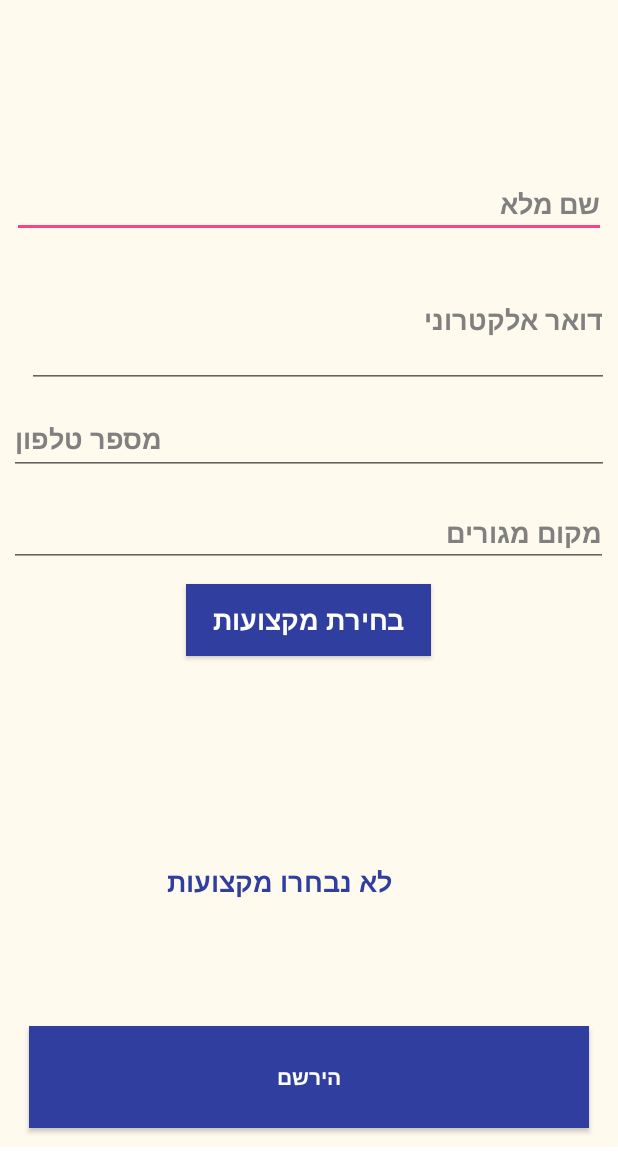
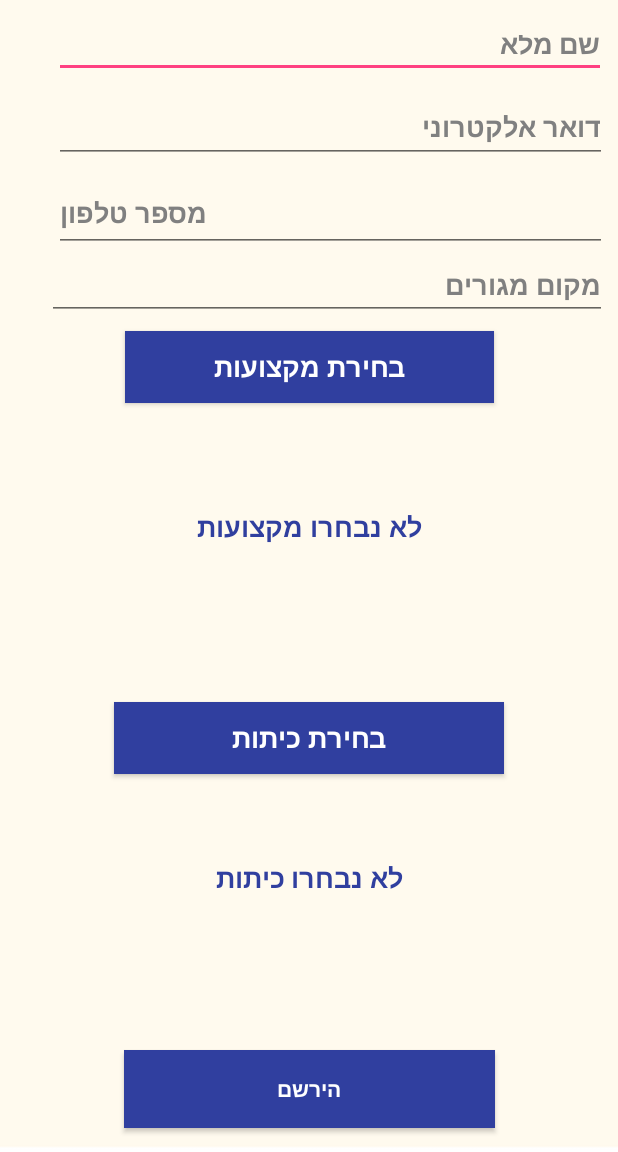
Before and after one commit to kadibibas/Limodim, an Android app: the Register screen opened directly, with no data from a screen before it, on a phone screen of 412 x 824 dp, the part 84-1236 px from its top. Run offline under Robolectric (Android 15) with nearby library versions, the phone set to English and light mode, and no system bars; our stand-ins replace Volley.

Commit message:
הוספת בחירה של כיתות לדף הרשמה

```diff
--- a/app/src/main/java/com/example/kadibibas/limodim/Login.java
+++ b/app/src/main/java/com/example/kadibibas/limodim/Login.java
@@ -2,6 +2,7 @@ package com.example.kadibibas.limodim;
 
 import android.app.Activity;
 import android.content.Intent;
+import android.content.res.Resources;
 import android.support.v7.app.AppCompatActivity;
 import android.os.Bundle;
 import android.view.View;
@@ -17,11 +18,13 @@ import com.facebook.FacebookSdk;
 import com.facebook.login.LoginManager;
 import com.facebook.login.LoginResult;
 import com.facebook.login.widget.LoginButton;
+import com.facebook.login.widget.ProfilePictureView;
 
 public class Login extends Activity {
     TextView tvStatus;
     LoginButton login_button;
     CallbackManager callbackManager;
+    private ProfilePictureView mProfilePic;
 
 
     @Override
@@ -32,6 +35,7 @@ public class Login extends Activity {
         setContentView(R.layout.activity_login);
         initiallzeControls();
         loginWithFB();
+
 
 
 
--- a/app/src/main/java/com/example/kadibibas/limodim/Register.java
+++ b/app/src/main/java/com/example/kadibibas/limodim/Register.java
@@ -21,13 +21,19 @@ import org.json.JSONObject;
 import java.util.ArrayList;
 
 public class Register extends Activity {
-
+    //pro
     Button cPro;
     TextView mItemSelected;
     String[] listItems;
     boolean[] checkedItems;
     ArrayList<Integer> mUserItems= new ArrayList<>();
 
+    //class
+    Button cClass;
+    TextView cItemSelected;
+    String[] listClass;
+    boolean[] checkedItems2;
+    ArrayList<Integer> mUserCItems= new ArrayList<>();
 
     @Override
     protected void onCreate(Bundle savedInstanceState) {
@@ -35,11 +41,19 @@ public class Register extends Activity {
         requestWindowFeature(Window.FEATURE_NO_TITLE);
         setContentView(R.layout.activity_register);
 
+        //pro
         cPro = (Button) findViewById(R.id.choosePro);
         mItemSelected = (TextView) findViewById(R.id.tvItemSelected);
         listItems= getResources().getStringArray(R.array.ProItem);
         checkedItems= new boolean[listItems.length];
 
+        //class
+        cClass = (Button) findViewById(R.id.chooseClass);
+        cItemSelected = (TextView) findViewById(R.id.clItemSelected);
+        listClass= getResources().getStringArray(R.array.CItem);
+        checkedItems2= new boolean[listClass.length];
+
+        //pro
         cPro.setOnClickListener(new View.OnClickListener() {
             @Override
             public void onClick(View view) {
@@ -95,6 +109,63 @@ public class Register extends Activity {
             }
         });
 
+        //class
+        cClass.setOnClickListener(new View.OnClickListener() {
+            @Override
+            public void onClick(View view) {
+                AlertDialog.Builder mBuilder= new AlertDialog.Builder(Register.this);
+                mBuilder.setTitle("סמן את כיתות הלימוד");
+                mBuilder.setMultiChoiceItems(listClass, checkedItems2, new DialogInterface.OnMultiChoiceClickListener() {
+                    @Override
+                    public void onClick(DialogInterface dialogInterface, int position, boolean isChecked) {
+                        if (isChecked){
+                            if(! mUserCItems.contains(position)){
+                                mUserCItems.add(position);
+                            }
+                        }else if (mUserCItems.contains(position)){
+                            mUserCItems.remove(position);
+                        }
+                    }
+                });
+                mBuilder.setCancelable(false);
+                mBuilder.setPositiveButton("אשר", new DialogInterface.OnClickListener() {
+                    @Override
+                    public void onClick(DialogInterface dialogInterface, int which) {
+                        String item= "";
+                        for(int i=0;i<mUserCItems.size();i++ ){
+                            item = item + listClass[mUserCItems.get(i)];
+                            if(i != mUserCItems.size() -1){
+                                item = item + ", ";
+                            }
+                        }
+                        cItemSelected.setText(item);
+                    }
+                });
+
+                mBuilder.setNegativeButton("בטל", new DialogInterface.OnClickListener() {
+                    @Override
+                    public void onClick(DialogInterface dialogInterface, int i) {
+                        dialogInterface.dismiss();
+                    }
+                });
+
+                mBuilder.setNeutralButton("נקה הכל", new DialogInterface.OnClickListener() {
+                    @Override
+                    public void onClick(DialogInterface dialogInterface, int which) {
+                        for(int i = 0; i<checkedItems2.length; i++){
+                            checkedItems2[i]= false;
+                            mUserCItems.clear();
+                            cItemSelected.setText("לא נבחרו כיתות");
+                        }
+                    }
+                });
+                AlertDialog mDialog = mBuilder.create();
+                mDialog.show();
+
+            }
+        });
+
+
 
         final EditText etName = (EditText) findViewById(R.id.etName);
         final EditText etPassword = (EditText) findViewById(R.id.etpassword);
--- a/app/src/main/res/layout/activity_login.xml
+++ b/app/src/main/res/layout/activity_login.xml
@@ -179,4 +179,7 @@
         app:layout_constraintRight_toRightOf="parent"
         tools:layout_editor_absoluteX="26dp" />
 
+
+
+
 </android.support.constraint.ConstraintLayout>
--- a/app/src/main/res/layout/activity_register.xml
+++ b/app/src/main/res/layout/activity_register.xml
@@ -29,28 +29,23 @@
 
     <EditText
         android:id="@+id/etName"
-        android:layout_width="0dp"
-        android:layout_height="41dp"
+        android:layout_width="368dp"
+        android:layout_height="0dp"
         android:ems="10"
         android:hint="שם מלא"
         android:textColorHint="#808080"
         android:textStyle="bold"
         android:inputType="none"
         tools:layout_constraintRight_creator="1"
-        android:layout_marginStart="8dp"
         android:layout_marginEnd="8dp"
-        tools:layout_constraintLeft_creator="1"
         tools:layout_constraintTop_creator="1"
         app:layout_constraintRight_toRightOf="parent"
-        app:layout_constraintLeft_toLeftOf="parent"
-        android:layout_marginLeft="8dp"
         android:layout_marginRight="8dp"
-        app:layout_constraintHorizontal_bias="0.0"
         tools:layout_constraintBottom_creator="1"
-        app:layout_constraintBottom_toTopOf="@+id/etcity"
-        android:layout_marginTop="132dp"
-        android:layout_marginBottom="134dp"
-        app:layout_constraintTop_toTopOf="parent" />
+        app:layout_constraintBottom_toTopOf="@+id/etEmail"
+        android:layout_marginTop="13dp"
+        app:layout_constraintTop_toBottomOf="@+id/toolbar"
+        android:layout_marginBottom="9dp" />
 
     <EditText
         android:id="@+id/etPassword"
@@ -77,7 +72,7 @@
     <EditText
         android:id="@+id/etEmail"
         android:layout_width="0dp"
-        android:layout_height="0dp"
+        android:layout_height="47dp"
         android:ems="10"
         android:hint="דואר אלקטרוני"
         android:textColorHint="#808080"
@@ -85,25 +80,21 @@
         android:inputType="textEmailAddress"
         tools:layout_constraintRight_creator="1"
         tools:layout_constraintLeft_creator="1"
-        app:layout_constraintLeft_toLeftOf="@+id/etPassword"
-        android:layout_marginRight="6dp"
-        app:layout_constraintRight_toRightOf="parent"
+        tools:layout_constraintBottom_creator="1"
+        tools:layout_constraintTop_creator="1"
+        app:layout_constraintBottom_toTopOf="@+id/etcity"
+        app:layout_constraintRight_toRightOf="@+id/etPhone"
+        android:layout_marginTop="61dp"
+        app:layout_constraintTop_toBottomOf="@+id/toolbar"
+        android:layout_marginBottom="59dp"
+        app:layout_constraintLeft_toLeftOf="@+id/etPhone"
         app:layout_constraintHorizontal_bias="0.0"
-        tools:layout_constraintBottom_creator="1"
-        android:layout_marginEnd="6dp"
-        tools:layout_constraintTop_creator="1"
-        android:layout_marginStart="10dp"
-        android:layout_marginTop="10dp"
-        app:layout_constraintTop_toBottomOf="@+id/etName"
-        android:layout_marginBottom="10dp"
-        android:layout_marginLeft="10dp"
-        app:layout_constraintBottom_toTopOf="@+id/etPassword"
-        app:layout_constraintVertical_bias="1.0" />
+        app:layout_constraintVertical_bias="0.0" />
 
     <EditText
         android:id="@+id/etPhone"
         android:layout_width="0dp"
-        android:layout_height="48dp"
+        android:layout_height="51dp"
         android:ems="10"
         android:hint="מספר טלפון"
         android:textColorHint="#808080"
@@ -111,60 +102,48 @@
         android:inputType="phone"
         tools:layout_constraintTop_creator="1"
         tools:layout_constraintRight_creator="1"
-        android:layout_marginStart="6dp"
-        android:layout_marginEnd="6dp"
-        app:layout_constraintRight_toRightOf="parent"
         tools:layout_constraintLeft_creator="1"
-        app:layout_constraintLeft_toLeftOf="parent"
-        android:layout_marginLeft="6dp"
-        android:layout_marginRight="6dp"
-        app:layout_constraintHorizontal_bias="0.0"
-        tools:layout_constraintBottom_creator="1"
-        app:layout_constraintBottom_toBottomOf="@+id/tvItemSelected"
-        android:layout_marginTop="242dp"
-        android:layout_marginBottom="244dp"
-        app:layout_constraintTop_toTopOf="parent" />
+        app:layout_constraintRight_toRightOf="@+id/etcity"
+        android:layout_marginTop="8dp"
+        app:layout_constraintTop_toBottomOf="@+id/etEmail"
+        app:layout_constraintLeft_toLeftOf="@+id/etName" />
 
     <EditText
         android:id="@+id/etcity"
-        android:layout_width="399dp"
-        android:layout_height="44dp"
+        android:layout_width="0dp"
+        android:layout_height="46dp"
         android:ems="10"
         android:hint="מקום מגורים"
         android:textColorHint="#808080"
         android:textStyle="bold"
         android:inputType="textPostalAddress"
-        android:layout_marginStart="6dp"
+        android:layout_marginStart="15dp"
         tools:layout_constraintLeft_creator="1"
-        app:layout_constraintLeft_toLeftOf="parent"
-        android:layout_marginLeft="6dp"
         tools:layout_constraintTop_creator="1"
-        android:layout_marginTop="65dp"
-        app:layout_constraintTop_toTopOf="@+id/etPhone"
-        app:layout_constraintVertical_bias="0.0" />
+        tools:layout_constraintRight_creator="1"
+        android:layout_marginEnd="15dp"
+        app:layout_constraintRight_toRightOf="@+id/toolbar"
+        android:layout_marginTop="223dp"
+        app:layout_constraintLeft_toLeftOf="@+id/guideline"
+        app:layout_constraintTop_toTopOf="parent" />
 
 
 
     <Button
         android:id="@+id/bRegister"
-        android:layout_width="0dp"
-        android:layout_height="68dp"
+        android:layout_width="247dp"
+        android:layout_height="52dp"
         android:text="הירשם"
         android:textStyle="bold"
         android:textColor="#ffff"
         tools:layout_constraintRight_creator="1"
         tools:layout_constraintBottom_creator="1"
-        android:layout_marginStart="19dp"
         app:layout_constraintBottom_toBottomOf="parent"
-        android:layout_marginEnd="19dp"
-        app:layout_constraintRight_toRightOf="parent"
         tools:layout_constraintLeft_creator="1"
         android:layout_marginBottom="16dp"
-        app:layout_constraintLeft_toLeftOf="parent"
-        android:layout_marginLeft="19dp"
-        android:layout_marginRight="19dp"
         android:background="@color/colorPrimaryDark"
-        app:layout_constraintHorizontal_bias="0.0" />
+        app:layout_constraintRight_toRightOf="parent"
+        app:layout_constraintLeft_toLeftOf="parent" />
 
     <android.support.constraint.Guideline
         android:layout_width="wrap_content"
@@ -177,34 +156,89 @@
 
     <Button
         android:id="@+id/choosePro"
-        android:layout_width="163dp"
+        android:layout_width="246dp"
         android:layout_height="48dp"
         android:background="@color/colorPrimaryDark"
         android:text="בחירת מקצועות"
         android:textSize="18sp"
         android:textStyle="bold"
         android:textColor="#ffff"
+        tools:layout_constraintRight_creator="1"
+        tools:layout_constraintLeft_creator="1"
         tools:layout_constraintTop_creator="1"
-        android:layout_marginLeft="124dp"
+        app:layout_constraintRight_toRightOf="parent"
+        android:layout_marginTop="7dp"
+        app:layout_constraintTop_toBottomOf="@+id/etcity"
+        app:layout_constraintLeft_toLeftOf="parent" />
+
+    <Button
+        android:id="@+id/chooseClass"
+        android:layout_width="0dp"
+        android:layout_height="48dp"
+        android:background="@color/colorPrimaryDark"
+        android:text="בחירת כיתות"
+        android:textSize="18sp"
+        android:textStyle="bold"
+        android:textColor="#ffff"
+        tools:layout_constraintTop_creator="1"
+        tools:layout_constraintRight_creator="1"
+        tools:layout_constraintBottom_creator="1"
+        android:layout_marginEnd="76dp"
+        android:layout_marginStart="76dp"
+        app:layout_constraintBottom_toBottomOf="parent"
+        app:layout_constraintRight_toRightOf="parent"
+        android:layout_marginTop="172dp"
+        app:layout_constraintTop_toBottomOf="@+id/etcity"
+        tools:layout_constraintLeft_creator="1"
+        android:layout_marginBottom="170dp"
+        app:layout_constraintLeft_toLeftOf="parent" />
+
+    <TextView
+        android:id="@+id/clItemSelected"
+        android:layout_width="0dp"
+        android:layout_height="64dp"
+        android:gravity="center"
+        android:text="לא נבחרו כיתות"
+        android:textColor="@color/colorPrimaryDark"
+        android:textSize="18sp"
+        android:textStyle="bold"
+        tools:layout_constraintBottom_creator="1"
+        android:layout_marginStart="67dp"
+        tools:layout_constraintLeft_creator="1"
+        tools:layout_constraintTop_creator="1"
+        tools:layout_constraintRight_creator="1"
+        app:layout_constraintBottom_toTopOf="@+id/bRegister"
+        android:layout_marginEnd="67dp"
+        app:layout_constraintRight_toRightOf="parent"
+        android:layout_marginTop="44dp"
+        android:layout_marginBottom="41dp"
         app:layout_constraintLeft_toLeftOf="parent"
-        android:layout_marginStart="124dp"
-        android:layout_marginTop="11dp"
-        app:layout_constraintTop_toBottomOf="@+id/etcity" />
+        app:layout_constraintTop_toTopOf="@+id/chooseClass" />
 
     <TextView
         android:id="@+id/tvItemSelected"
-        android:layout_width="340dp"
-        android:layout_height="109dp"
+        android:layout_width="0dp"
+        android:layout_height="77dp"
         android:gravity="center"
         android:text="לא נבחרו מקצועות"
         android:textColor="@color/colorPrimaryDark"
         android:textSize="18sp"
         android:textStyle="bold"
         tools:layout_constraintBottom_creator="1"
-        android:layout_marginStart="16dp"
-        app:layout_constraintBottom_toBottomOf="parent"
+        android:layout_marginStart="49dp"
         tools:layout_constraintLeft_creator="1"
-        android:layout_marginBottom="125dp"
-        app:layout_constraintLeft_toLeftOf="parent" />
+        tools:layout_constraintTop_creator="1"
+        tools:layout_constraintRight_creator="1"
+        app:layout_constraintBottom_toTopOf="@+id/chooseClass"
+        android:layout_marginEnd="49dp"
+        app:layout_constraintRight_toRightOf="parent"
+        android:layout_marginTop="51dp"
+        android:layout_marginBottom="37dp"
+        app:layout_constraintLeft_toLeftOf="parent"
+        app:layout_constraintTop_toTopOf="@+id/choosePro" />
+
+
+
+
 
 </android.support.constraint.ConstraintLayout>
--- a/app/src/main/res/values/strings.xml
+++ b/app/src/main/res/values/strings.xml
@@ -29,5 +29,21 @@
         <item>ערבית</item>
         <item>תנ"ך</item>
     </string-array>
+
+
+    <string-array name="CItem">
+        <item>א</item>
+        <item>ב</item>
+        <item>ג</item>
+        <item>ד</item>
+        <item>ה</item>
+        <item>ו</item>
+        <item>ז</item>
+        <item>ח</item>
+        <item>ט</item>
+        <item>י</item>
+        <item>יא</item>
+        <item>יב</item>
+    </string-array>
     <string name="title_activity_about">about</string>
 </resources>
```
Also changed, not shown: app/src/main/res/layout/activity_user.xml (+27 -22 lines).
